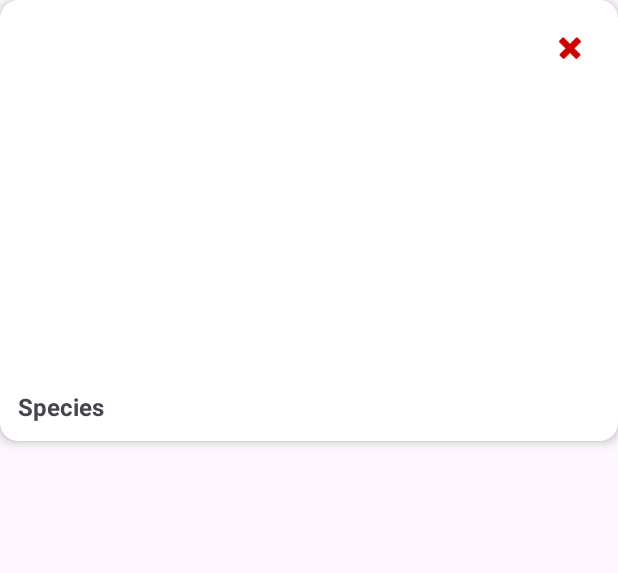
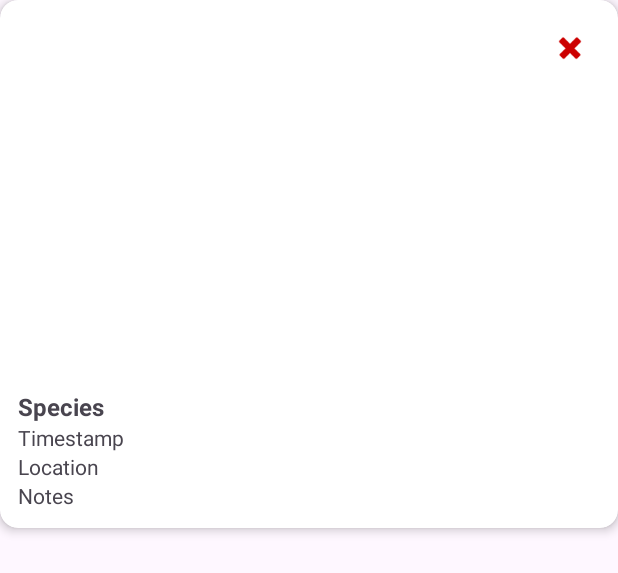
Before and after one commit to SunHorizon/WildlifeTracker, an Android app: the layout image_item.xml on its own in the app's theme, with its tools: preview values and no code run, on a phone screen of 412 x 824 dp. Shown: the top 573 px of the screen. Run offline under Robolectric (Android 15) with nearby library versions, the phone set to English and light mode, and no system bars.

Commit message:
added location and notes details

```diff
--- a/app/src/main/java/com/example/wildlifetracker/Database/AppDatabase.java
+++ b/app/src/main/java/com/example/wildlifetracker/Database/AppDatabase.java
@@ -7,7 +7,7 @@ import androidx.room.Database;
 import androidx.room.Room;
 import androidx.room.RoomDatabase;
 
-@Database(entities = {ImageEntity.class}, version = 1)
+@Database(entities = {ImageEntity.class}, version = 2)
 public abstract class AppDatabase extends RoomDatabase {
 
     private static AppDatabase instance;
--- a/app/src/main/java/com/example/wildlifetracker/Database/ImageDao.java
+++ b/app/src/main/java/com/example/wildlifetracker/Database/ImageDao.java
@@ -4,6 +4,7 @@ package com.example.wildlifetracker.Database;
 import androidx.room.Dao;
 import androidx.room.Delete;
 import androidx.room.Insert;
+import androidx.room.OnConflictStrategy;
 import androidx.room.Query;
 
 import java.util.List;
@@ -11,7 +12,7 @@ import java.util.List;
 @Dao
 public interface ImageDao {
 
-    @Insert
+    @Insert(onConflict = OnConflictStrategy.REPLACE)
     void insertImage(ImageEntity image);
 
     @Delete
--- a/app/src/main/res/layout/image_item.xml
+++ b/app/src/main/res/layout/image_item.xml
@@ -10,7 +10,7 @@
 
     <LinearLayout
         android:layout_width="match_parent"
-        android:layout_height="match_parent"
+        android:layout_height="wrap_content"
         android:orientation="vertical"
         android:padding="12dp">
 
@@ -40,5 +40,24 @@
             android:textStyle="bold"
             android:paddingTop="8dp"
             android:textSize="16sp"/>
+
+        <TextView
+            android:id="@+id/text_timestamp"
+            android:layout_width="wrap_content"
+            android:layout_height="wrap_content"
+            android:text="Timestamp"/>
+
+        <TextView
+            android:id="@+id/text_location"
+            android:layout_width="wrap_content"
+            android:layout_height="wrap_content"
+            android:text="Location"/>
+
+        <TextView
+            android:id="@+id/text_notes"
+            android:layout_width="wrap_content"
+            android:layout_height="wrap_content"
+            android:text="Notes"/>
+
     </LinearLayout>
 </androidx.cardview.widget.CardView>
```
Also changed, not shown: app/src/main/java/com/example/wildlifetracker/Database/ImageEntity.java (+10 -1 lines), app/src/main/java/com/example/wildlifetracker/ui/ImageAdapter.java (+19 -3 lines), app/src/main/java/com/example/wildlifetracker/ui/ImagePreviewFragment.java (+39 -11 lines), app/src/main/res/layout/fragment_image_preview.xml (+8 -0 lines).
